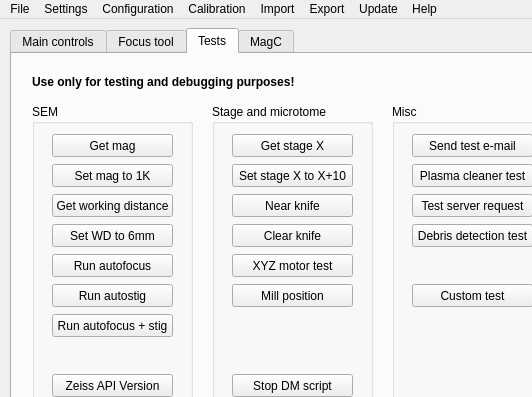
This is gui/main_window.ui in SBEMimage/SBEMimage as Qt 5 draws it before an edit; both pictures show x 0 to 532 and y 0 to 397 of the 711 by 950 pixel window. The edited form follows.
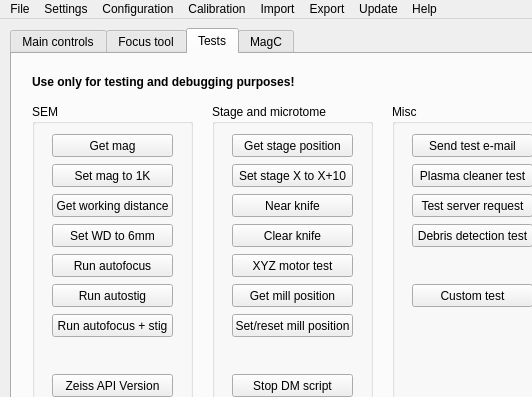
This is the edited form. The open tabs and pages were chosen to show the change.

Commit message: [WIP] GCIB class is now supported by the GUI; "dry" test of multi-tile stack (no cut/removal) worked

The edit to the form file:
```diff
--- a/gui/main_window.ui
+++ b/gui/main_window.ui
@@ -1817,7 +1817,7 @@
         </rect>
        </property>
        <property name="text">
-        <string>Get stage X</string>
+        <string>Get stage position</string>
        </property>
       </widget>
       <widget class="QPushButton" name="pushButton_testSetStage">
@@ -1895,7 +1895,20 @@
         </rect>
        </property>
        <property name="text">
-        <string>Mill position</string>
+        <string>Get mill position</string>
+       </property>
+      </widget>
+      <widget class="QPushButton" name="pushButton_testMoveMillPos">
+       <property name="geometry">
+        <rect>
+         <x>20</x>
+         <y>210</y>
+         <width>121</width>
+         <height>23</height>
+        </rect>
+       </property>
+       <property name="text">
+        <string>Set/reset mill position</string>
        </property>
       </widget>
      </widget>
```
Left out of the diff: 5 changed lines with no effect on the pictures. The commit also changes 8 other files.
